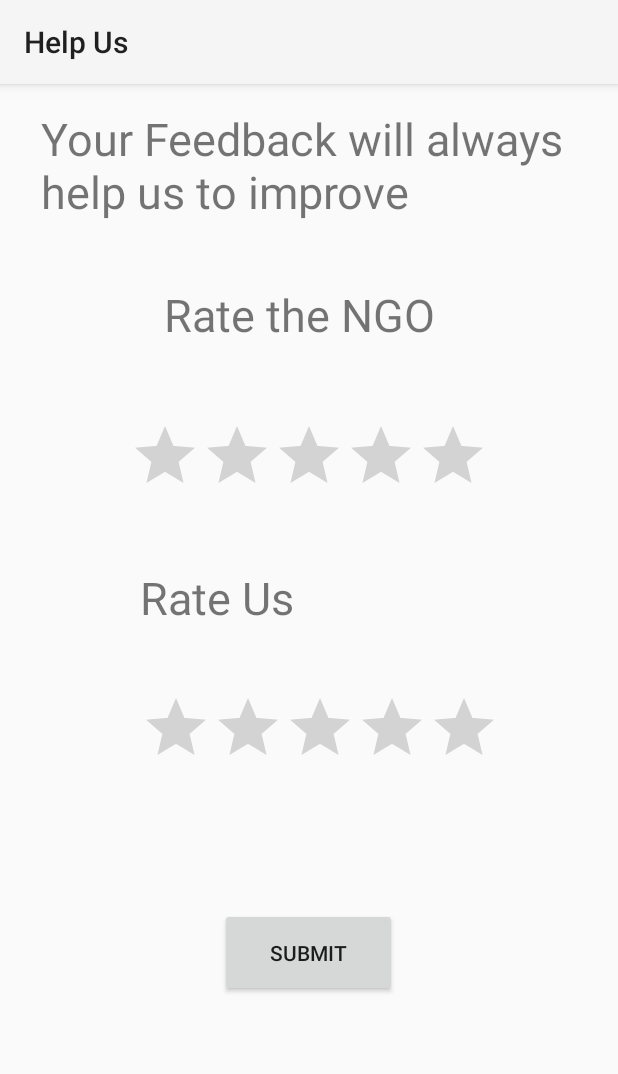
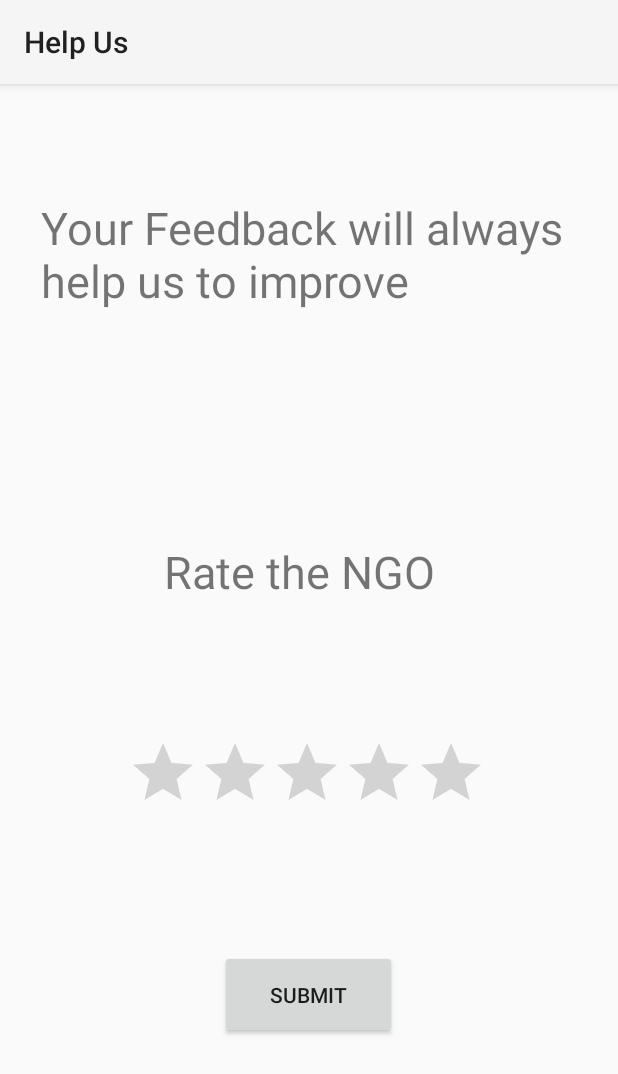
Before and after one commit to atharvspathak/HelpUs, an Android app: the feedback screen opened directly, with no data from a screen before it, after a tap on "SUBMIT", on a phone screen of 412 x 824 dp. Shown: the top 1074 px of the screen. Run offline under Robolectric (Android 15) with nearby library versions, the phone set to English and light mode, and no system bars; our stand-ins replace Firebase (no records; nobody signed in at launch, a user with empty details on screens opened directly).

Commit message:
Feedback done

```diff
--- a/app/src/main/java/com/example/myapplication/feedback.java
+++ b/app/src/main/java/com/example/myapplication/feedback.java
@@ -6,6 +6,7 @@ import android.os.Bundle;
 import android.view.View;
 import android.widget.Button;
 import android.widget.RatingBar;
+import android.widget.Toast;
 
 import com.google.firebase.auth.FirebaseAuth;
 import com.google.firebase.database.DatabaseReference;
@@ -15,10 +16,10 @@ import java.util.RandomAccess;
 
 public class feedback extends AppCompatActivity {
     private RatingBar Ngo;
-    private RatingBar us;
     private Button submit;
     FirebaseAuth firebaseAuth;
-    FirebaseDatabase firebaseDatabase;
+    float a;
+    String a1;
 
     @Override
     protected void onCreate(Bundle savedInstanceState) {
@@ -26,12 +27,9 @@ public class feedback extends AppCompatActivity {
         setContentView(R.layout.activity_feedback);
 
         Ngo=(RatingBar)findViewById(R.id.ratingBar2);
-        us=(RatingBar)findViewById(R.id.ratingBar);
         submit=(Button)findViewById(R.id.button);
 
         firebaseAuth=FirebaseAuth.getInstance();
-        firebaseDatabase=FirebaseDatabase.getInstance();
-        DatabaseReference databaseReference=FirebaseDatabase.getInstance().getReference().child("Feedback").child(firebaseAuth.getUid());
 
 
 
@@ -42,6 +40,9 @@ public class feedback extends AppCompatActivity {
             @Override
             public void onClick(View v) {
 
+            sendFed();
+                Toast.makeText(feedback.this,"Feedback Send Successfully",Toast.LENGTH_SHORT).show();;
+
 
 
             }
@@ -50,6 +51,31 @@ public class feedback extends AppCompatActivity {
 
     public void sendFed()
     {
+        FirebaseDatabase firebaseDatabase=FirebaseDatabase.getInstance();
+        final DatabaseReference databaseReference=firebaseDatabase.getReference().child("Feedback").child(firebaseAuth.getUid());
+        SendFeedback sf=new SendFeedback();
+        a=Ngo.getRating();
+        a1=Float.toString(a);
+        sf.setFeedback(a1);
+
+        databaseReference.setValue(sf);
+
+
 
     }
 }
+
+class SendFeedback
+{
+    String feedback;
+    public SendFeedback() {
+    }
+
+    public String getFeedback() {
+        return feedback;
+    }
+
+    public void setFeedback(String feedback) {
+        this.feedback = feedback;
+    }
+}
--- a/app/src/main/res/layout/activity_feedback.xml
+++ b/app/src/main/res/layout/activity_feedback.xml
@@ -5,29 +5,6 @@
     android:layout_width="match_parent"
     android:layout_height="match_parent"
     tools:context=".feedback">
-
-    <RatingBar
-        android:id="@+id/ratingBar"
-        android:layout_width="wrap_content"
-        android:layout_height="wrap_content"
-        android:layout_marginTop="124dp"
-        app:layout_constraintEnd_toEndOf="@+id/textView8"
-        app:layout_constraintHorizontal_bias="0.0"
-        app:layout_constraintStart_toStartOf="@+id/textView8"
-        app:layout_constraintTop_toBottomOf="@+id/ratingBar2" />
-
-    <TextView
-        android:id="@+id/textView8"
-        android:layout_width="224dp"
-        android:layout_height="48dp"
-        android:text="@string/rate_us"
-        android:textSize="30sp"
-        app:layout_constraintBottom_toTopOf="@+id/ratingBar"
-        app:layout_constraintEnd_toEndOf="parent"
-        app:layout_constraintHorizontal_bias="0.497"
-        app:layout_constraintStart_toStartOf="parent"
-        app:layout_constraintTop_toBottomOf="@+id/ratingBar2"
-        app:layout_constraintVertical_bias="0.539" />
 
     <Button
         android:id="@+id/button"
@@ -40,13 +17,13 @@
         app:layout_constraintHorizontal_bias="0.498"
         app:layout_constraintStart_toStartOf="parent"
         app:layout_constraintTop_toBottomOf="@+id/textView11"
-        app:layout_constraintVertical_bias="0.807" />
+        app:layout_constraintVertical_bias="0.842" />
 
     <RatingBar
         android:id="@+id/ratingBar2"
-        android:layout_width="wrap_content"
-        android:layout_height="wrap_content"
-        android:layout_marginBottom="268dp"
+        android:layout_width="242dp"
+        android:layout_height="46dp"
+        android:layout_marginBottom="96dp"
         app:layout_constraintBottom_toTopOf="@+id/button"
         app:layout_constraintEnd_toEndOf="@+id/textView10"
         app:layout_constraintHorizontal_bias="0.51"
@@ -62,7 +39,7 @@
         app:layout_constraintEnd_toEndOf="parent"
         app:layout_constraintStart_toStartOf="parent"
         app:layout_constraintTop_toBottomOf="@+id/textView11"
-        app:layout_constraintVertical_bias="0.257" />
+        app:layout_constraintVertical_bias="0.605" />
 
     <TextView
         android:id="@+id/textView11"
@@ -71,7 +48,9 @@
         android:layout_marginTop="16dp"
         android:text="@string/your_feedback_will_always_help_us_to_improve"
         android:textSize="30sp"
+        app:layout_constraintBottom_toBottomOf="parent"
         app:layout_constraintEnd_toEndOf="parent"
         app:layout_constraintStart_toStartOf="parent"
-        app:layout_constraintTop_toTopOf="parent" />
+        app:layout_constraintTop_toTopOf="parent"
+        app:layout_constraintVertical_bias="0.091" />
 </androidx.constraintlayout.widget.ConstraintLayout>
```
